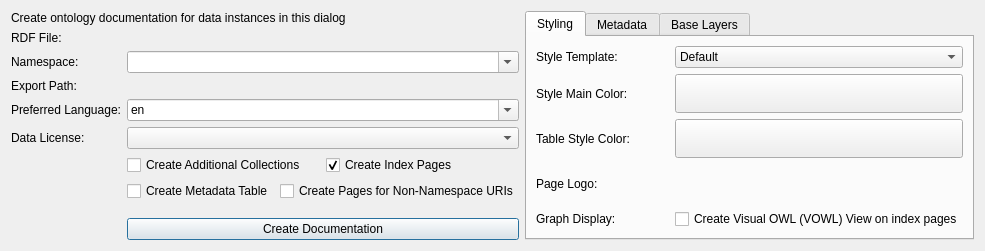
Above: dialogs/ui/ontdocdialog.ui from sparqlunicorn/sparqlunicornGoesGIS before the change. Below: the same form after it.
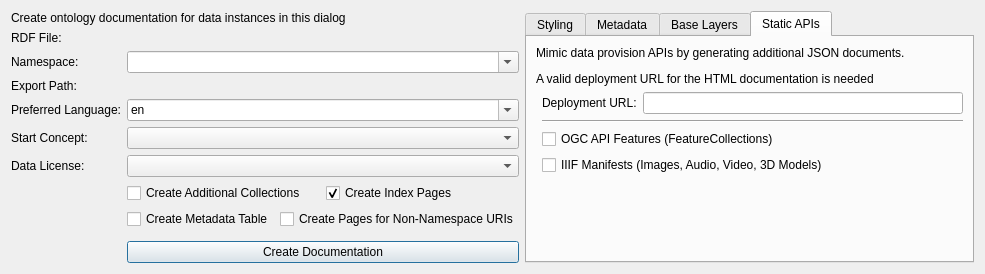
That is the form after the change. The open tabs and pages were chosen to show the change. Icons and pictures are not drawn. Custom widgets are drawn as their Qt base class.

Commit message: static ogcapi features and iiif api generation

Patch:
```diff
--- a/dialogs/ui/ontdocdialog.ui
+++ b/dialogs/ui/ontdocdialog.ui
@@ -18,18 +18,11 @@
     <normaloff>:/icons/resources/icons/ontdoc.png</normaloff>:/icons/resources/icons/ontdoc.png</iconset>
   </property>
   <layout class="QGridLayout" name="gridLayout">
-   <item row="3" column="1">
-    <widget class="QComboBox" name="namespaceCBox">
-     <property name="editable">
-      <bool>true</bool>
-     </property>
-     <property name="insertPolicy">
-      <enum>QComboBox::NoInsert</enum>
-     </property>
-    </widget>
+   <item row="7" column="1">
+    <widget class="QComboBox" name="licenseCBox"/>
    </item>
    <item row="2" column="0">
-    <widget class="QLabel" name="label">
+    <widget class="QLabel" name="rdfFileLabel">
      <property name="toolTip">
       <string>Choose an RDF file to analyze</string>
      </property>
@@ -41,6 +34,16 @@
      </property>
     </widget>
    </item>
+   <item row="3" column="1">
+    <widget class="QComboBox" name="namespaceCBox">
+     <property name="editable">
+      <bool>true</bool>
+     </property>
+     <property name="insertPolicy">
+      <enum>QComboBox::NoInsert</enum>
+     </property>
+    </widget>
+   </item>
    <item row="5" column="1">
     <widget class="QComboBox" name="preferredLabelLangCBox">
      <property name="toolTip">
@@ -60,17 +63,14 @@
     </widget>
    </item>
    <item row="1" column="0" colspan="2">
-    <widget class="QLabel" name="label_4">
+    <widget class="QLabel" name="ontdocTitleLabel">
      <property name="text">
       <string>Create ontology documentation for data instances in this dialog</string>
      </property>
     </widget>
    </item>
-   <item row="6" column="1">
-    <widget class="QComboBox" name="licenseCBox"/>
-   </item>
-   <item row="6" column="0">
-    <widget class="QLabel" name="label_10">
+   <item row="7" column="0">
+    <widget class="QLabel" name="dataLicenseLabel">
      <property name="toolTip">
       <string>Choose a data license statement for your data</string>
      </property>
@@ -80,7 +80,7 @@
     </widget>
    </item>
    <item row="3" column="0">
-    <widget class="QLabel" name="label_2">
+    <widget class="QLabel" name="namespaceLabel">
      <property name="toolTip">
       <string>Choose the data namespace to export to HTML</string>
      </property>
@@ -96,6 +96,13 @@
      </property>
     </widget>
    </item>
+   <item row="11" column="1">
+    <widget class="QPushButton" name="createDocumentationButton">
+     <property name="text">
+      <string>Create Documentation</string>
+     </property>
+    </widget>
+   </item>
    <item row="5" column="0">
     <widget class="QLabel" name="preferredLabelLangLabel">
      <property name="text">
@@ -103,14 +110,49 @@
      </property>
     </widget>
    </item>
-   <item row="10" column="1">
-    <widget class="QPushButton" name="createDocumentationButton">
-     <property name="text">
-      <string>Create Documentation</string>
-     </property>
-    </widget>
+   <item row="9" column="1">
+    <layout class="QHBoxLayout" name="horizontalLayout_2">
+     <item>
+      <widget class="QCheckBox" name="createMetadataTableCBox">
+       <property name="text">
+        <string>Create Metadata Table</string>
+       </property>
+      </widget>
+     </item>
+     <item>
+      <widget class="QCheckBox" name="nonNSPagesCBox">
+       <property name="text">
+        <string>Create Pages for Non-Namespace URIs</string>
+       </property>
+      </widget>
+     </item>
+    </layout>
    </item>
-   <item row="1" column="2" rowspan="10">
+   <item row="8" column="1">
+    <layout class="QHBoxLayout" name="horizontalLayout">
+     <item>
+      <widget class="QCheckBox" name="additionalCollections">
+       <property name="text">
+        <string>Create Additional Collections</string>
+       </property>
+      </widget>
+     </item>
+     <item>
+      <widget class="QCheckBox" name="createIndexPages">
+       <property name="text">
+        <string>Create Index Pages</string>
+       </property>
+       <property name="checked">
+        <bool>true</bool>
+       </property>
+      </widget>
+     </item>
+    </layout>
+   </item>
+   <item row="2" column="1">
+    <widget class="QgsFileWidget" name="inputRDFFileWidget"/>
+   </item>
+   <item row="1" column="2" rowspan="11">
     <widget class="QTabWidget" name="tabWidget">
      <property name="currentIndex">
       <number>0</number>
@@ -305,10 +347,68 @@
        </item>
       </layout>
      </widget>
+     <widget class="QWidget" name="apitab">
+      <attribute name="title">
+       <string>Static APIs</string>
+      </attribute>
+      <layout class="QGridLayout" name="gridLayout_2">
+       <item row="6" column="1" colspan="2">
+        <spacer name="verticalSpacer">
+         <property name="orientation">
+          <enum>Qt::Vertical</enum>
+         </property>
+         <property name="sizeHint" stdset="0">
+          <size>
+           <width>20</width>
+           <height>40</height>
+          </size>
+         </property>
+        </spacer>
+       </item>
+       <item row="0" column="0" colspan="3">
+        <widget class="QLabel" name="label_6">
+         <property name="text">
+          <string>&lt;html&gt;&lt;head/&gt;&lt;body&gt;&lt;p&gt;Mimic data provision APIs by generating additional JSON documents.&lt;/p&gt;&lt;p&gt;A valid deployment URL for the HTML documentation is needed&lt;/p&gt;&lt;/body&gt;&lt;/html&gt;</string>
+         </property>
+        </widget>
+       </item>
+       <item row="1" column="2">
+        <widget class="QLineEdit" name="deploymentURLEdit"/>
+       </item>
+       <item row="4" column="1" colspan="2">
+        <widget class="QCheckBox" name="iiifCBox">
+         <property name="text">
+          <string>IIIF Manifests (Images, Audio, Video, 3D Models)</string>
+         </property>
+        </widget>
+       </item>
+       <item row="3" column="1" colspan="2">
+        <widget class="QCheckBox" name="ogcapifeaturesCBox">
+         <property name="text">
+          <string>OGC API Features (FeatureCollections)</string>
+         </property>
+        </widget>
+       </item>
+       <item row="2" column="1" colspan="2">
+        <widget class="Line" name="line_2">
+         <property name="orientation">
+          <enum>Qt::Horizontal</enum>
+         </property>
+        </widget>
+       </item>
+       <item row="1" column="1">
+        <widget class="QLabel" name="deploymentURLLabel">
+         <property name="text">
+          <string>Deployment URL:</string>
+         </property>
+        </widget>
+       </item>
+      </layout>
+     </widget>
     </widget>
    </item>
    <item row="4" column="0">
-    <widget class="QLabel" name="label_3">
+    <widget class="QLabel" name="exportPathLabel">
      <property name="toolTip">
       <string>Choose a folder to export the HTML documentation to</string>
      </property>
@@ -317,47 +417,15 @@
      </property>
     </widget>
    </item>
-   <item row="2" column="1">
-    <widget class="QgsFileWidget" name="inputRDFFileWidget"/>
+   <item row="6" column="1">
+    <widget class="QComboBox" name="startConceptCBox"/>
    </item>
-   <item row="7" column="1">
-    <layout class="QHBoxLayout" name="horizontalLayout">
-     <item>
-      <widget class="QCheckBox" name="additionalCollections">
-       <property name="text">
-        <string>Create Additional Collections</string>
-       </property>
-      </widget>
-     </item>
-     <item>
-      <widget class="QCheckBox" name="createIndexPages">
-       <property name="text">
-        <string>Create Index Pages</string>
-       </property>
-       <property name="checked">
-        <bool>true</bool>
-       </property>
-      </widget>
-     </item>
-    </layout>
-   </item>
-   <item row="8" column="1">
-    <layout class="QHBoxLayout" name="horizontalLayout_2">
-     <item>
-      <widget class="QCheckBox" name="createMetadataTableCBox">
-       <property name="text">
-        <string>Create Metadata Table</string>
-       </property>
-      </widget>
-     </item>
-     <item>
-      <widget class="QCheckBox" name="nonNSPagesCBox">
-       <property name="text">
-        <string>Create Pages for Non-Namespace URIs</string>
-       </property>
-      </widget>
-     </item>
-    </layout>
+   <item row="6" column="0">
+    <widget class="QLabel" name="startConceptLabel">
+     <property name="text">
+      <string>Start Concept:</string>
+     </property>
+    </widget>
    </item>
   </layout>
  </widget>
```
The commit also changes 5 other files.
